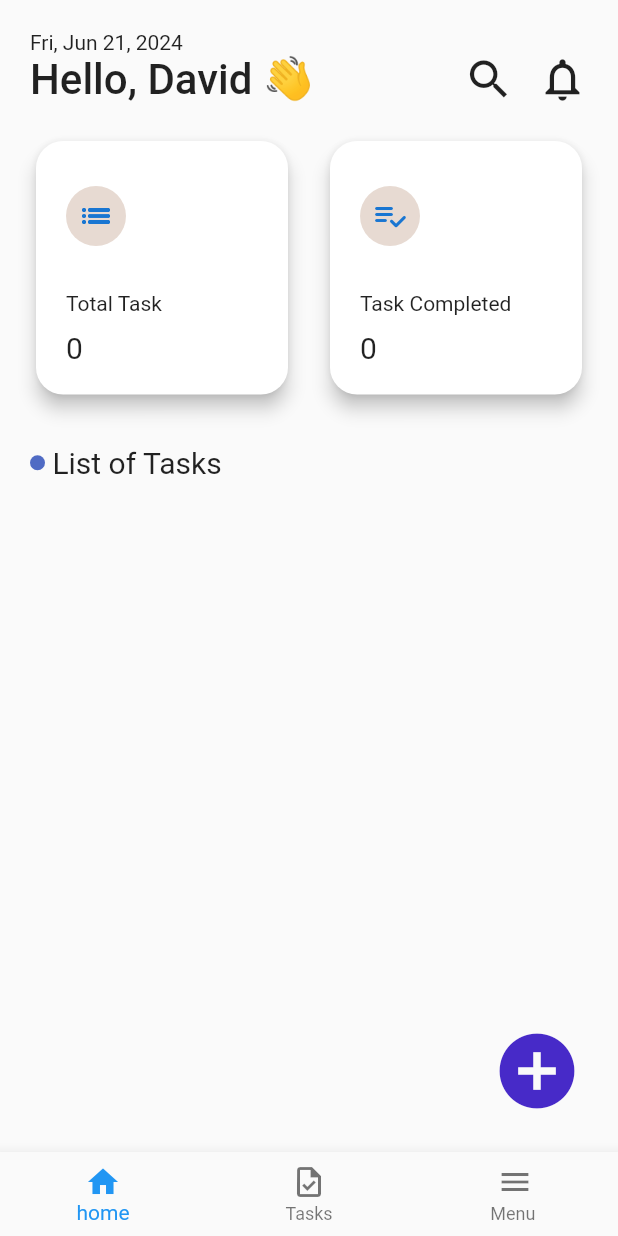
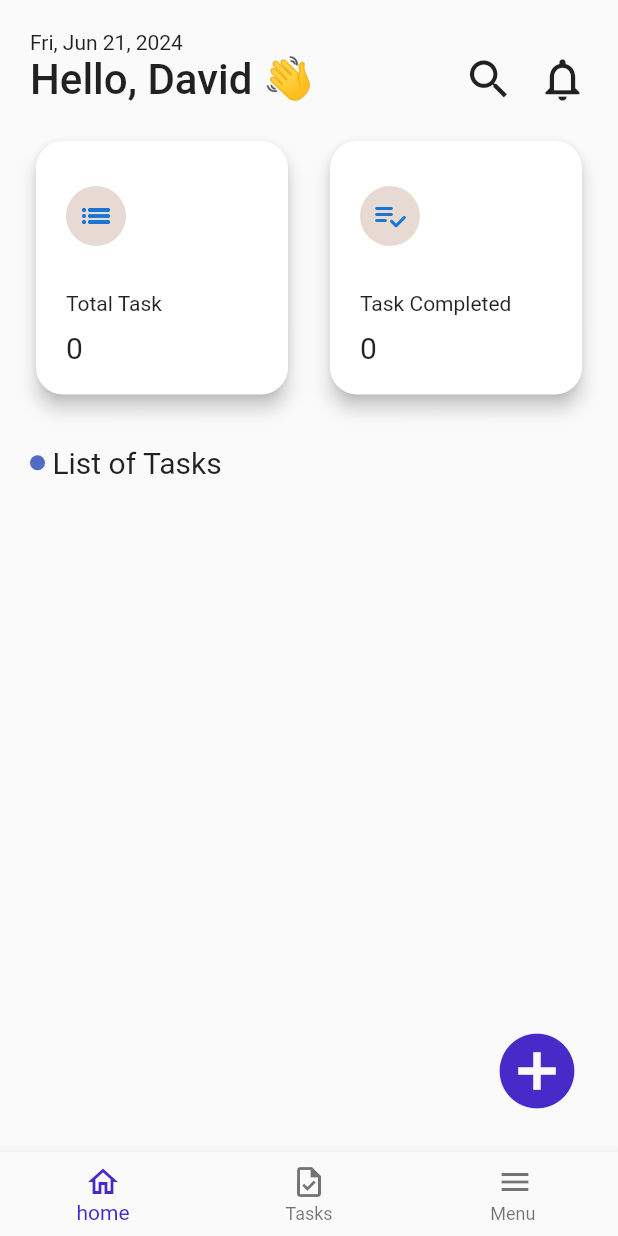
Before and after one commit to shonibaredavida/kodecamp-todo, a Flutter app: the HomePageScreen screen opened directly, on a phone screen of 412 x 824 dp. Run offline on Flutter 3.47's test engine with Material 2 defaults, Android fonts, the phone set to English and light mode, and no system bars; project files that could hold a hidden picture were left out.

Commit message:
modified icons

```diff
--- a/lib/home_page_screen.dart
+++ b/lib/home_page_screen.dart
@@ -64,11 +64,12 @@ class _HomePageScreenState extends State<HomePageScreen> {
     }
 
     return Scaffold(
-      bottomNavigationBar: BottomNavigationBar(items: const [
+      bottomNavigationBar:
+          BottomNavigationBar(selectedItemColor: primaryColor, items: const [
         BottomNavigationBarItem(
-          icon: Icon(Icons.home_outlined),
+          icon: Icon(Icons.add_home_outlined),
           label: "home",
-          activeIcon: Icon(Icons.home),
+          activeIcon: Icon(Icons.home_outlined),
         ),
         BottomNavigationBarItem(
           icon: Icon(Icons.task_outlined),
```
